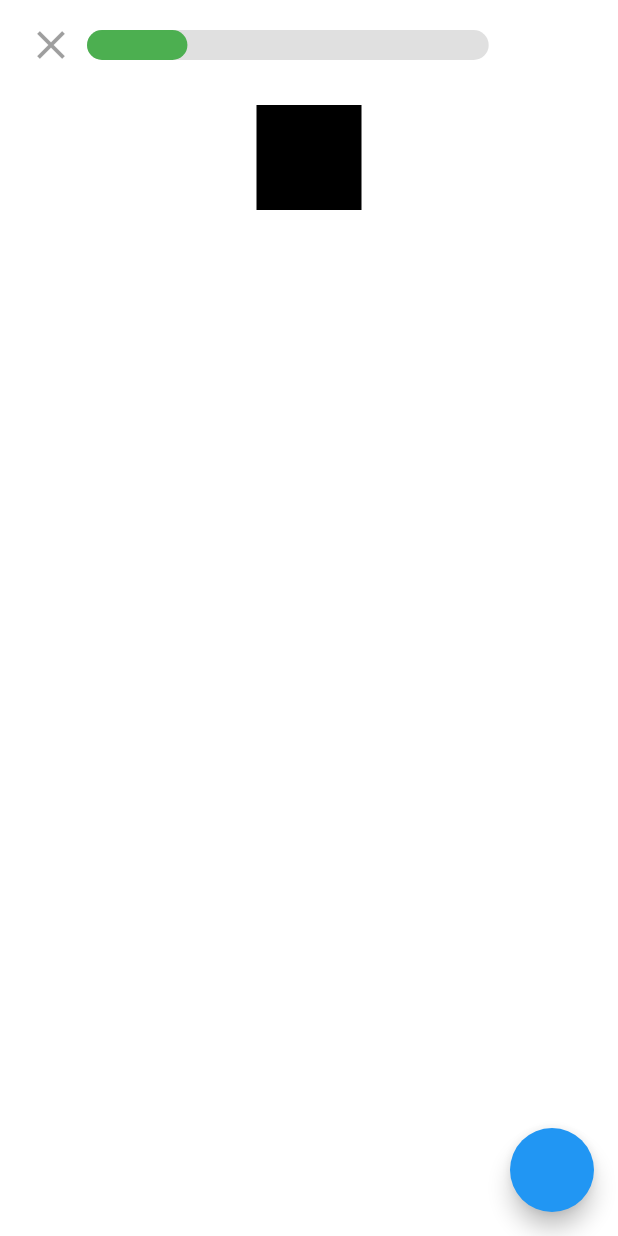
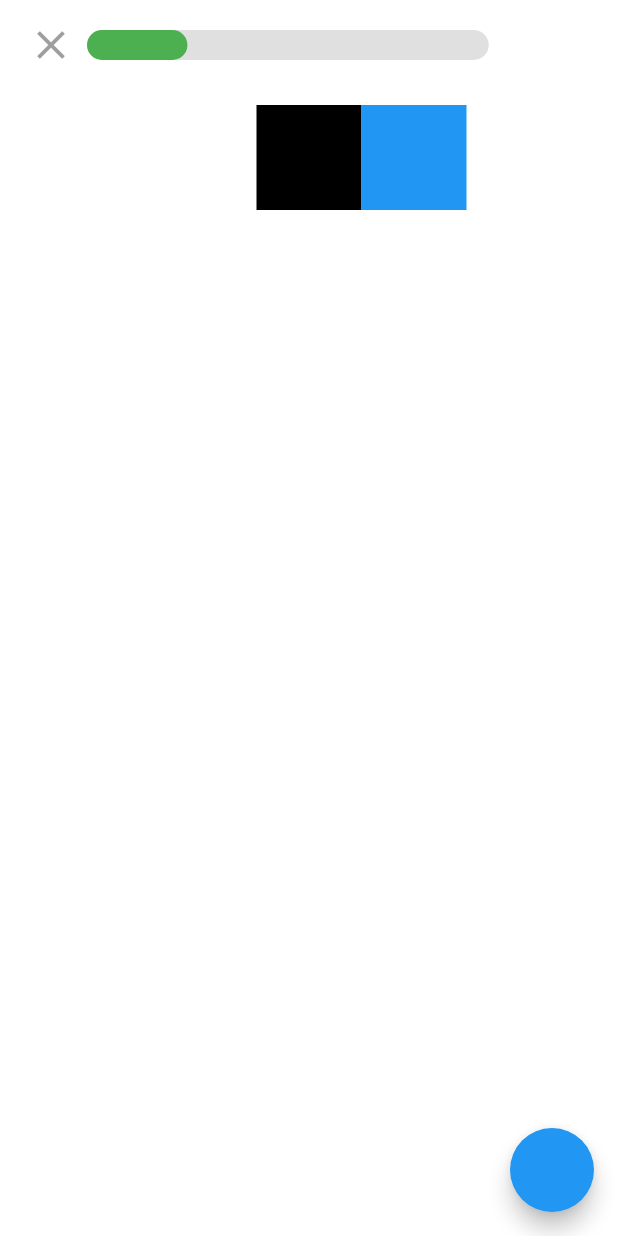
Before and after one commit to PACOdergod/duo2, a Flutter app: the screen it shows after launch, on a phone screen of 412 x 824 dp. Run offline on Flutter 3.47's test engine with Material 2 defaults, Android fonts, the phone set to English and light mode, and no system bars; our stand-ins replace get.

Commit message:
ya se mueven 2 cuadros al mismo tiempo

```diff
--- a/lib/src/pages/lesson_page.dart
+++ b/lib/src/pages/lesson_page.dart
@@ -43,7 +43,9 @@ class LessonBody extends StatefulWidget {
   _LessonBodyState createState() => _LessonBodyState();
 }
 
-class _LessonBodyState extends State<LessonBody> {
+class _LessonBodyState extends State<LessonBody>
+  with SingleTickerProviderStateMixin
+{
 
   List<Color> colores = [
     Colors.black,
@@ -56,9 +58,19 @@ class _LessonBodyState extends State<LessonBody> {
 
   int index = 0;
 
+  double marginDerPrincipal = 0;
+  double marginIzqSiqguiente = 200;
+
+  late AnimationController controller;
+
   @override
   void initState() {
     super.initState();
+
+    controller = AnimationController(
+      vsync: this,
+      duration: Duration(seconds: 2),
+    );
 
     for (var i = 0; i < colores.length; i++) {
       cuadrados.add(new Cuadrado(
@@ -71,6 +83,9 @@ class _LessonBodyState extends State<LessonBody> {
   @override
   Widget build(BuildContext context) {
 
+    // controller.forward();
+
+
     // final lessonService = Provider.of<LessonService>(context);
     // var quizes = lessonService.lesson.quizes;
     // var index = lessonService.currentIndex;
@@ -81,7 +96,15 @@ class _LessonBodyState extends State<LessonBody> {
       floatingActionButton: FloatingActionButton(
         onPressed: (){
           setState(() {
-            index++;
+            // index++;
+            marginDerPrincipal = 100;
+            marginIzqSiqguiente = 0;
+
+            if (controller.isCompleted) {
+              controller.reverse();
+            }else{
+              controller.forward();
+            }
           });
           // lessonService.indexSig();
         },
@@ -125,19 +148,28 @@ class _LessonBodyState extends State<LessonBody> {
             //   )
             // )
 
-            AnimatedSwitcher(
-              duration: Duration(seconds: 2),
-              child: cuadrados[index],
-              transitionBuilder: (child, animation) {
-                return ScaleTransition(scale: animation, child: child);
-              },
-            )
+            Stack(
+              children: [
+                SlideTransition(
+                  position: Tween(begin: Offset(0, 0), end: Offset(-1, 0))
+                  .animate(controller),
+                  child: cuadrados[index],
+                ),
+                SlideTransition(
+                  position: Tween(begin: Offset(1, 0), end: Offset(0, 0))
+                  .animate(controller),
+                  child: cuadrados[index+1],
+                )
+
+              ],
+            ),
+
 
           ],
         ),
 
 
-        )
+      )
 
     );
   }
--- a/lib/src/widgets/progress_bar.dart
+++ b/lib/src/widgets/progress_bar.dart
@@ -1,6 +1,7 @@
 import 'package:flutter/material.dart';
 
 
+//TODO: vendria bien con el animatedSwitch
 class ProgressBar extends StatefulWidget {
 
   final int largo;
```
